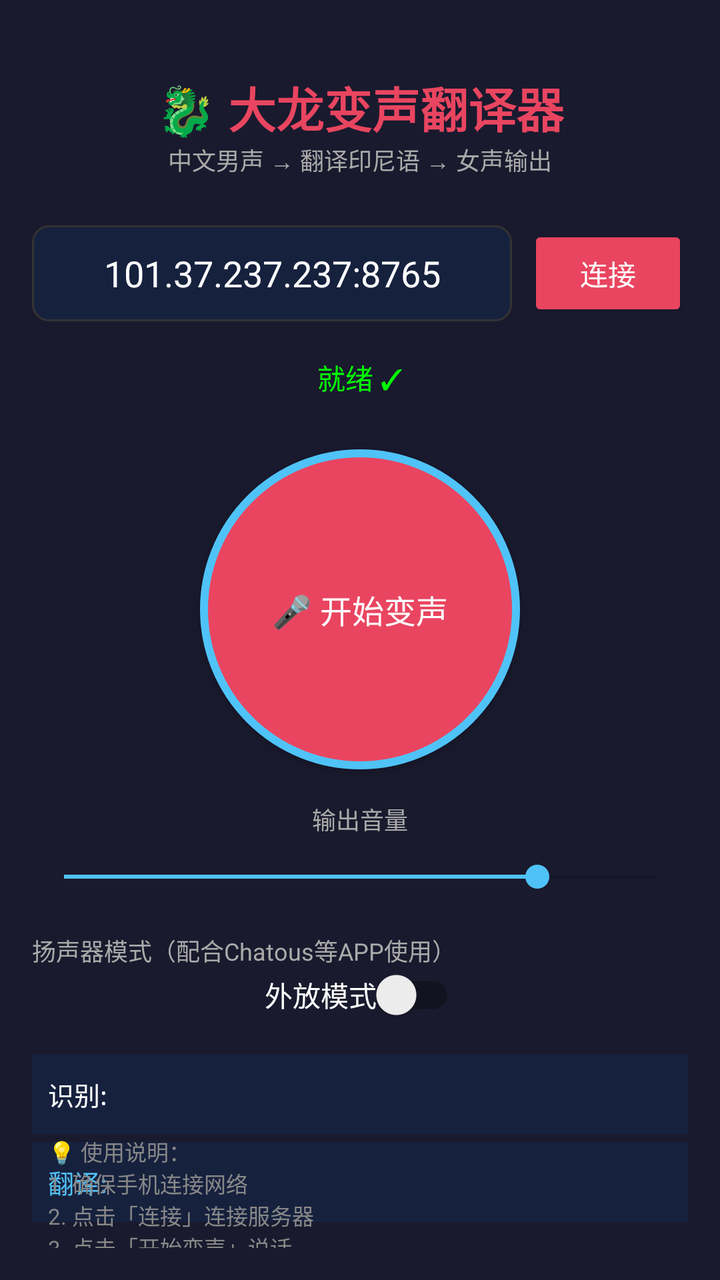
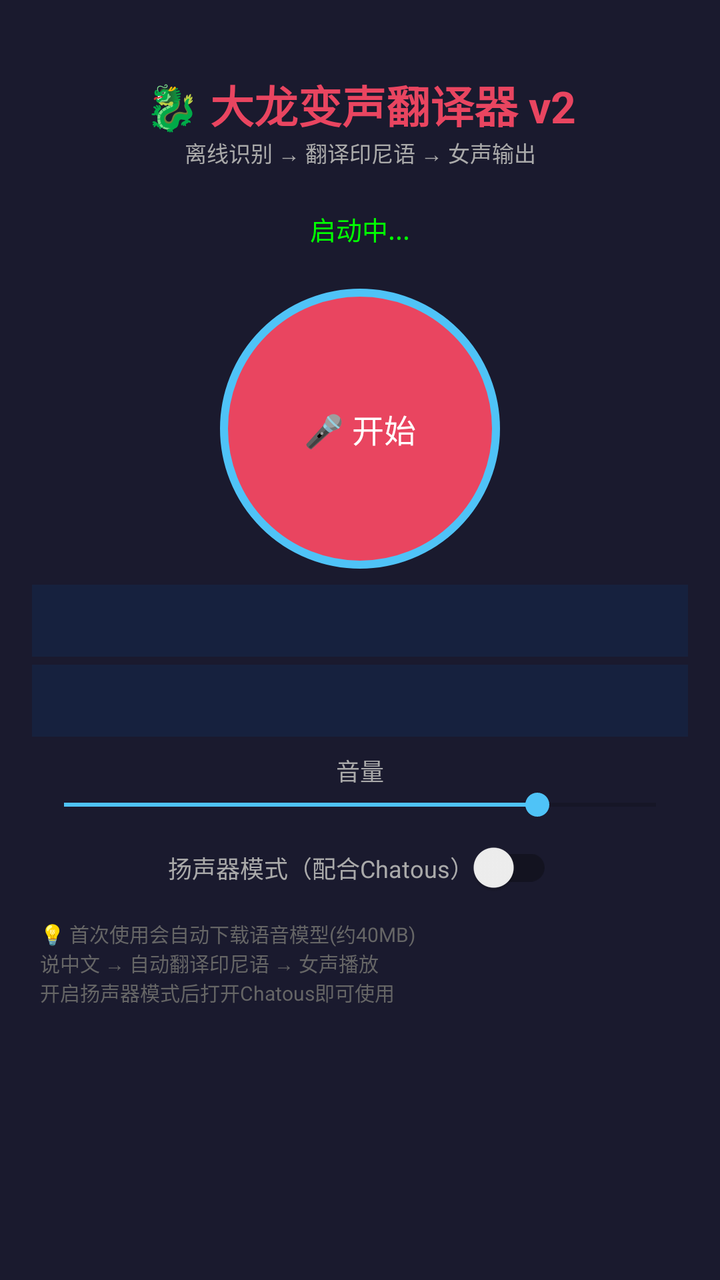

An Android layout rendered at two revisions. The XML below is the earlier revision; the diff shows what the commit changed to produce the second picture.
<!-- AndroidManifest.xml: application theme Theme.VoiceChanger -->
<!-- res/layout/activity_main.xml -->
<?xml version="1.0" encoding="utf-8"?>
<androidx.constraintlayout.widget.ConstraintLayout xmlns:android="http://schemas.android.com/apk/res/android"
    xmlns:app="http://schemas.android.com/apk/res-auto"
    android:layout_width="match_parent"
    android:layout_height="match_parent"
    android:background="#1a1a2e"
    android:padding="16dp">

    <TextView
        android:id="@+id/tv_title"
        android:layout_width="wrap_content"
        android:layout_height="wrap_content"
        android:layout_marginTop="20dp"
        android:text="🐉 大龙变声翻译器"
        android:textColor="#e94560"
        android:textSize="24sp"
        android:textStyle="bold"
        app:layout_constraintEnd_toEndOf="parent"
        app:layout_constraintStart_toStartOf="parent"
        app:layout_constraintTop_toTopOf="parent" />

    <TextView
        android:id="@+id/tv_subtitle"
        android:layout_width="wrap_content"
        android:layout_height="wrap_content"
        android:text="中文男声 → 翻译印尼语 → 女声输出"
        android:textColor="#aaa"
        android:textSize="12sp"
        app:layout_constraintEnd_toEndOf="parent"
        app:layout_constraintStart_toStartOf="parent"
        app:layout_constraintTop_toBottomOf="@id/tv_title" />

    
    <EditText
        android:id="@+id/et_server_url"
        android:layout_width="0dp"
        android:layout_height="48dp"
        android:layout_marginTop="24dp"
        android:background="@drawable/edit_bg"
        android:gravity="center"
        android:hint="服务器地址 IP:端口"
        android:padding="8dp"
        android:text="101.37.237.237:8765"
        android:textColor="#fff"
        android:textColorHint="#666"
        app:layout_constraintEnd_toStartOf="@id/btn_connect"
        app:layout_constraintStart_toStartOf="parent"
        app:layout_constraintTop_toBottomOf="@id/tv_subtitle" />

    <Button
        android:id="@+id/btn_connect"
        android:layout_width="80dp"
        android:layout_height="48dp"
        android:layout_marginStart="8dp"
        android:backgroundTint="#e94560"
        android:text="连接"
        android:textColor="#fff"
        app:layout_constraintEnd_toEndOf="parent"
        app:layout_constraintStart_toEndOf="@id/et_server_url"
        app:layout_constraintTop_toTopOf="@id/et_server_url" />

    
    <TextView
        android:id="@+id/tv_status"
        android:layout_width="0dp"
        android:layout_height="40dp"
        android:layout_marginTop="8dp"
        android:gravity="center"
        android:text="就绪 ✓"
        android:textColor="#0f0"
        android:textSize="14sp"
        app:layout_constraintEnd_toEndOf="parent"
        app:layout_constraintStart_toStartOf="parent"
        app:layout_constraintTop_toBottomOf="@id/et_server_url" />

    
    <ToggleButton
        android:id="@+id/toggle_record"
        android:layout_width="160dp"
        android:layout_height="160dp"
        android:layout_marginTop="16dp"
        android:background="@drawable/record_button"
        android:gravity="center"
        android:textOff="🎤 开始变声"
        android:textOn="⏹ 停止"
        android:textColor="#fff"
        android:textSize="16sp"
        app:layout_constraintEnd_toEndOf="parent"
        app:layout_constraintStart_toStartOf="parent"
        app:layout_constraintTop_toBottomOf="@id/tv_status" />

    
    <TextView
        android:id="@+id/tv_volume_label"
        android:layout_width="wrap_content"
        android:layout_height="wrap_content"
        android:layout_marginTop="16dp"
        android:text="输出音量"
        android:textColor="#aaa"
        android:textSize="12sp"
        app:layout_constraintEnd_toEndOf="parent"
        app:layout_constraintStart_toStartOf="parent"
        app:layout_constraintTop_toBottomOf="@id/toggle_record" />

    <SeekBar
        android:id="@+id/sb_volume"
        android:layout_width="0dp"
        android:layout_height="32dp"
        android:layout_marginTop="4dp"
        android:max="100"
        android:progress="80"
        app:layout_constraintEnd_toEndOf="parent"
        app:layout_constraintStart_toStartOf="parent"
        app:layout_constraintTop_toBottomOf="@id/tv_volume_label" />

    
    <TextView
        android:id="@+id/tv_chatous_label"
        android:layout_width="0dp"
        android:layout_height="wrap_content"
        android:layout_marginTop="12dp"
        android:text="扬声器模式（配合Chatous等APP使用）"
        android:textColor="#aaa"
        android:textSize="12sp"
        app:layout_constraintEnd_toEndOf="parent"
        app:layout_constraintStart_toStartOf="parent"
        app:layout_constraintTop_toBottomOf="@id/sb_volume" />

    <com.google.android.material.switchmaterial.SwitchMaterial
        android:id="@+id/switch_chatous"
        android:layout_width="wrap_content"
        android:layout_height="wrap_content"
        android:text="外放模式"
        android:textColor="#fff"
        app:layout_constraintEnd_toEndOf="parent"
        app:layout_constraintStart_toStartOf="parent"
        app:layout_constraintTop_toBottomOf="@id/tv_chatous_label" />

    
    <TextView
        android:id="@+id/tv_original_text"
        android:layout_width="0dp"
        android:layout_height="40dp"
        android:layout_marginTop="16dp"
        android:background="#16213e"
        android:gravity="center|start"
        android:padding="8dp"
        android:text="识别: "
        android:textColor="#fff"
        android:textSize="13sp"
        app:layout_constraintEnd_toEndOf="parent"
        app:layout_constraintStart_toStartOf="parent"
        app:layout_constraintTop_toBottomOf="@id/switch_chatous" />

    <TextView
        android:id="@+id/tv_translated_text"
        android:layout_width="0dp"
        android:layout_height="40dp"
        android:layout_marginTop="4dp"
        android:background="#16213e"
        android:gravity="center|start"
        android:padding="8dp"
        android:text="翻译: "
        android:textColor="#4fc3f7"
        android:textSize="13sp"
        app:layout_constraintEnd_toEndOf="parent"
        app:layout_constraintStart_toStartOf="parent"
        app:layout_constraintTop_toBottomOf="@id/tv_original_text" />

    
    <TextView
        android:id="@+id/tv_instructions"
        android:layout_width="0dp"
        android:layout_height="wrap_content"
        android:layout_marginTop="12dp"
        android:padding="8dp"
        android:text="💡 使用说明：\n1. 确保手机连接网络\n2. 点击「连接」连接服务器\n3. 点击「开始变声」说话\n4. 开启扬声器模式后，打开Chatous\n   对方听到的将是你转化后的女声\n5. 你的中文会被翻译成印尼语女声"
        android:textColor="#888"
        android:textSize="11sp"
        app:layout_constraintBottom_toBottomOf="parent"
        app:layout_constraintEnd_toEndOf="parent"
        app:layout_constraintStart_toStartOf="parent"
        app:layout_constraintTop_toBottomOf="@id/tv_translated_text" />

</androidx.constraintlayout.widget.ConstraintLayout>
<!-- resources referenced by this layout -->
<resources>
  <!-- drawable edit_bg (drawable) -->
  <?xml version="1.0" encoding="utf-8"?>
  <shape xmlns:android="http://schemas.android.com/apk/res/android"
      android:shape="rectangle">
      <solid android:color="#16213e" />
      <corners android:radius="8dp" />
      <stroke android:width="1dp" android:color="#333" />
  </shape>
  <!-- drawable record_button (drawable) -->
  <?xml version="1.0" encoding="utf-8"?>
  <shape xmlns:android="http://schemas.android.com/apk/res/android"
      android:shape="oval">
      <solid android:color="#e94560" />
      <stroke android:width="4dp" android:color="#4fc3f7" />
      <padding
          android:left="8dp"
          android:top="8dp"
          android:right="8dp"
          android:bottom="8dp" />
  </shape>
  <style name="Theme.VoiceChanger" parent="Theme.AppCompat.DayNight.NoActionBar">
          <item name="colorPrimary">@color/primary</item>
          <item name="colorPrimaryDark">@color/primary_dark</item>
          <item name="colorAccent">@color/accent</item>
          <item name="android:statusBarColor">@color/background</item>
          <item name="android:navigationBarColor">@color/background</item>
      </style>
  <color name="primary">#e94560</color>
  <color name="primary_dark">#c23152</color>
  <color name="accent">#4fc3f7</color>
  <color name="background">#1a1a2e</color>
</resources>

<!-- the commit's change to res/layout/activity_main.xml (unified diff, before → after) -->
@@ -6,180 +6,85 @@
     android:background="#1a1a2e"
     android:padding="16dp">
 
-    <TextView
-        android:id="@+id/tv_title"
-        android:layout_width="wrap_content"
-        android:layout_height="wrap_content"
+    <TextView android:id="@+id/tv_title"
+        android:layout_width="wrap_content" android:layout_height="wrap_content"
         android:layout_marginTop="20dp"
-        android:text="🐉 大龙变声翻译器"
-        android:textColor="#e94560"
-        android:textSize="24sp"
-        android:textStyle="bold"
-        app:layout_constraintEnd_toEndOf="parent"
-        app:layout_constraintStart_toStartOf="parent"
-        app:layout_constraintTop_toTopOf="parent" />
+        android:text="🐉 大龙变声翻译器 v2"
+        android:textColor="#e94560" android:textSize="22sp" android:textStyle="bold"
+        app:layout_constraintEnd_toEndOf="parent" app:layout_constraintStart_toStartOf="parent"
+        app:layout_constraintTop_toTopOf="parent"/>
 
-    <TextView
-        android:id="@+id/tv_subtitle"
-        android:layout_width="wrap_content"
-        android:layout_height="wrap_content"
-        android:text="中文男声 → 翻译印尼语 → 女声输出"
-        android:textColor="#aaa"
+    <TextView android:id="@+id/tv_subtitle"
+        android:layout_width="wrap_content" android:layout_height="wrap_content"
+        android:text="离线识别 → 翻译印尼语 → 女声输出"
+        android:textColor="#aaa" android:textSize="11sp"
+        app:layout_constraintEnd_toEndOf="parent" app:layout_constraintStart_toStartOf="parent"
+        app:layout_constraintTop_toBottomOf="@id/tv_title"/>
+
+    <TextView android:id="@+id/tv_status"
+        android:layout_width="0dp" android:layout_height="36dp"
+        android:layout_marginTop="12dp" android:gravity="center"
+        android:text="启动中..." android:textColor="#0f0" android:textSize="13sp"
+        app:layout_constraintEnd_toEndOf="parent" app:layout_constraintStart_toStartOf="parent"
+        app:layout_constraintTop_toBottomOf="@id/tv_subtitle"/>
+
+    <ProgressBar android:id="@+id/progress_bar"
+        android:layout_width="0dp" android:layout_height="6dp"
+        android:layout_marginTop="4dp" android:visibility="gone"
+        style="?android:attr/progressBarStyleHorizontal"
+        app:layout_constraintEnd_toEndOf="parent" app:layout_constraintStart_toStartOf="parent"
+        app:layout_constraintTop_toBottomOf="@id/tv_status"/>
+
+    <ToggleButton android:id="@+id/btn_record"
+        android:layout_width="140dp" android:layout_height="140dp"
+        android:layout_marginTop="12dp" android:background="@drawable/record_button"
+        android:textOff="🎤 开始" android:textOn="⏹ 停止"
+        android:textColor="#fff" android:textSize="16sp"
+        android:enabled="false"
+        app:layout_constraintEnd_toEndOf="parent" app:layout_constraintStart_toStartOf="parent"
+        app:layout_constraintTop_toBottomOf="@id/progress_bar"/>
+
+    <TextView android:id="@+id/tv_recognized"
+        android:layout_width="0dp" android:layout_height="wrap_content"
+        android:layout_marginTop="8dp" android:background="#16213e"
+        android:gravity="center" android:minHeight="36dp" android:padding="6dp"
+        android:text="" android:textColor="#fff" android:textSize="13sp"
+        app:layout_constraintEnd_toEndOf="parent" app:layout_constraintStart_toStartOf="parent"
+        app:layout_constraintTop_toBottomOf="@id/btn_record"/>
+
+    <TextView android:id="@+id/tv_translated"
+        android:layout_width="0dp" android:layout_height="wrap_content"
+        android:layout_marginTop="4dp" android:background="#16213e"
+        android:gravity="center" android:minHeight="36dp" android:padding="6dp"
+        android:text="" android:textColor="#4fc3f7" android:textSize="13sp"
+        app:layout_constraintEnd_toEndOf="parent" app:layout_constraintStart_toStartOf="parent"
+        app:layout_constraintTop_toBottomOf="@id/tv_recognized"/>
+
+    <TextView android:layout_width="wrap_content" android:layout_height="wrap_content"
+        android:layout_marginTop="8dp" android:text="音量" android:textColor="#aaa"
         android:textSize="12sp"
-        app:layout_constraintEnd_toEndOf="parent"
-        app:layout_constraintStart_toStartOf="parent"
-        app:layout_constraintTop_toBottomOf="@id/tv_title" />
+        app:layout_constraintEnd_toEndOf="parent" app:layout_constraintStart_toStartOf="parent"
+        app:layout_constraintTop_toBottomOf="@id/tv_translated"/>
 
-    
-    <EditText
-        android:id="@+id/et_server_url"
-        android:layout_width="0dp"
-        android:layout_height="48dp"
-        android:layout_marginTop="24dp"
-        android:background="@drawable/edit_bg"
-        android:gravity="center"
-        android:hint="服务器地址 IP:端口"
-        android:padding="8dp"
-        android:text="101.37.237.237:8765"
-        android:textColor="#fff"
-        android:textColorHint="#666"
-        app:layout_constraintEnd_toStartOf="@id/btn_connect"
-        app:layout_constraintStart_toStartOf="parent"
-        app:layout_constraintTop_toBottomOf="@id/tv_subtitle" />
-
-    <Button
-        android:id="@+id/btn_connect"
-        android:layout_width="80dp"
-        android:layout_height="48dp"
-        android:layout_marginStart="8dp"
-        android:backgroundTint="#e94560"
-        android:text="连接"
-        android:textColor="#fff"
-        app:layout_constraintEnd_toEndOf="parent"
-        app:layout_constraintStart_toEndOf="@id/et_server_url"
-        app:layout_constraintTop_toTopOf="@id/et_server_url" />
-
-    
-    <TextView
-        android:id="@+id/tv_status"
-        android:layout_width="0dp"
-        android:layout_height="40dp"
-        android:layout_marginTop="8dp"
-        android:gravity="center"
-        android:text="就绪 ✓"
-        android:textColor="#0f0"
-        android:textSize="14sp"
-        app:layout_constraintEnd_toEndOf="parent"
-        app:layout_constraintStart_toStartOf="parent"
-        app:layout_constraintTop_toBottomOf="@id/et_server_url" />
-
-    
-    <ToggleButton
-        android:id="@+id/toggle_record"
-        android:layout_width="160dp"
-        android:layout_height="160dp"
-        android:layout_marginTop="16dp"
-        android:background="@drawable/record_button"
-        android:gravity="center"
-        android:textOff="🎤 开始变声"
-        android:textOn="⏹ 停止"
-        android:textColor="#fff"
-        android:textSize="16sp"
-        app:layout_constraintEnd_toEndOf="parent"
-        app:layout_constraintStart_toStartOf="parent"
-        app:layout_constraintTop_toBottomOf="@id/tv_status" />
-
-    
-    <TextView
-        android:id="@+id/tv_volume_label"
-        android:layout_width="wrap_content"
-        android:layout_height="wrap_content"
-        android:layout_marginTop="16dp"
-        android:text="输出音量"
-        android:textColor="#aaa"
-        android:textSize="12sp"
-        app:layout_constraintEnd_toEndOf="parent"
-        app:layout_constraintStart_toStartOf="parent"
-        app:layout_constraintTop_toBottomOf="@id/toggle_record" />
-
-    <SeekBar
-        android:id="@+id/sb_volume"
-        android:layout_width="0dp"
-        android:layout_height="32dp"
-        android:layout_marginTop="4dp"
-        android:max="100"
-        android:progress="80"
-        app:layout_constraintEnd_toEndOf="parent"
-        app:layout_constraintStart_toStartOf="parent"
-        app:layout_constraintTop_toBottomOf="@id/tv_volume_label" />
-
-    
-    <TextView
-        android:id="@+id/tv_chatous_label"
-        android:layout_width="0dp"
-        android:layout_height="wrap_content"
-        android:layout_marginTop="12dp"
-        android:text="扬声器模式（配合Chatous等APP使用）"
-        android:textColor="#aaa"
-        android:textSize="12sp"
-        app:layout_constraintEnd_toEndOf="parent"
-        app:layout_constraintStart_toStartOf="parent"
-        app:layout_constraintTop_toBottomOf="@id/sb_volume" />
+    <SeekBar android:id="@+id/seek_volume"
+        android:layout_width="0dp" android:layout_height="28dp"
+        android:max="100" android:progress="80"
+        app:layout_constraintEnd_toEndOf="parent" app:layout_constraintStart_toStartOf="parent"
+        app:layout_constraintTop_toBottomOf="@id/tv_translated"
+        android:layout_marginTop="20dp"/>
 
     <com.google.android.material.switchmaterial.SwitchMaterial
-        android:id="@+id/switch_chatous"
-        android:layout_width="wrap_content"
-        android:layout_height="wrap_content"
-        android:text="外放模式"
-        android:textColor="#fff"
-        app:layout_constraintEnd_toEndOf="parent"
-        app:layout_constraintStart_toStartOf="parent"
-        app:layout_constraintTop_toBottomOf="@id/tv_chatous_label" />
+        android:id="@+id/switch_speaker"
+        android:layout_width="wrap_content" android:layout_height="wrap_content"
+        android:layout_marginTop="4dp" android:text="扬声器模式（配合Chatous）"
+        android:textColor="#aaa" android:textSize="12sp"
+        app:layout_constraintEnd_toEndOf="parent" app:layout_constraintStart_toStartOf="parent"
+        app:layout_constraintTop_toBottomOf="@id/seek_volume"/>
 
-    
-    <TextView
-        android:id="@+id/tv_original_text"
-        android:layout_width="0dp"
-        android:layout_height="40dp"
-        android:layout_marginTop="16dp"
-        android:background="#16213e"
-        android:gravity="center|start"
-        android:padding="8dp"
-        android:text="识别: "
-        android:textColor="#fff"
-        android:textSize="13sp"
-        app:layout_constraintEnd_toEndOf="parent"
-        app:layout_constraintStart_toStartOf="parent"
-        app:layout_constraintTop_toBottomOf="@id/switch_chatous" />
-
-    <TextView
-        android:id="@+id/tv_translated_text"
-        android:layout_width="0dp"
-        android:layout_height="40dp"
-        android:layout_marginTop="4dp"
-        android:background="#16213e"
-        android:gravity="center|start"
-        android:padding="8dp"
-        android:text="翻译: "
-        android:textColor="#4fc3f7"
-        android:textSize="13sp"
-        app:layout_constraintEnd_toEndOf="parent"
-        app:layout_constraintStart_toStartOf="parent"
-        app:layout_constraintTop_toBottomOf="@id/tv_original_text" />
-
-    
-    <TextView
-        android:id="@+id/tv_instructions"
-        android:layout_width="0dp"
-        android:layout_height="wrap_content"
-        android:layout_marginTop="12dp"
-        android:padding="8dp"
-        android:text="💡 使用说明：\n1. 确保手机连接网络\n2. 点击「连接」连接服务器\n3. 点击「开始变声」说话\n4. 开启扬声器模式后，打开Chatous\n   对方听到的将是你转化后的女声\n5. 你的中文会被翻译成印尼语女声"
-        android:textColor="#888"
-        android:textSize="11sp"
-        app:layout_constraintBottom_toBottomOf="parent"
-        app:layout_constraintEnd_toEndOf="parent"
-        app:layout_constraintStart_toStartOf="parent"
-        app:layout_constraintTop_toBottomOf="@id/tv_translated_text" />
-
+    <TextView android:layout_width="0dp" android:layout_height="wrap_content"
+        android:layout_marginTop="8dp" android:padding="4dp"
+        android:text="💡 首次使用会自动下载语音模型(约40MB)\n说中文 → 自动翻译印尼语 → 女声播放\n开启扬声器模式后打开Chatous即可使用"
+        android:textColor="#666" android:textSize="10sp"
+        app:layout_constraintEnd_toEndOf="parent" app:layout_constraintStart_toStartOf="parent"
+        app:layout_constraintTop_toBottomOf="@id/switch_speaker"/>
 </androidx.constraintlayout.widget.ConstraintLayout>
<!-- resource entries referenced after the edit -->
@@ -1,13 +1,5 @@
 <!-- resources referenced by this layout -->
 <resources>
-  <!-- drawable edit_bg (drawable) -->
-  <?xml version="1.0" encoding="utf-8"?>
-  <shape xmlns:android="http://schemas.android.com/apk/res/android"
-      android:shape="rectangle">
-      <solid android:color="#16213e" />
-      <corners android:radius="8dp" />
-      <stroke android:width="1dp" android:color="#333" />
-  </shape>
   <!-- drawable record_button (drawable) -->
   <?xml version="1.0" encoding="utf-8"?>
   <shape xmlns:android="http://schemas.android.com/apk/res/android"
